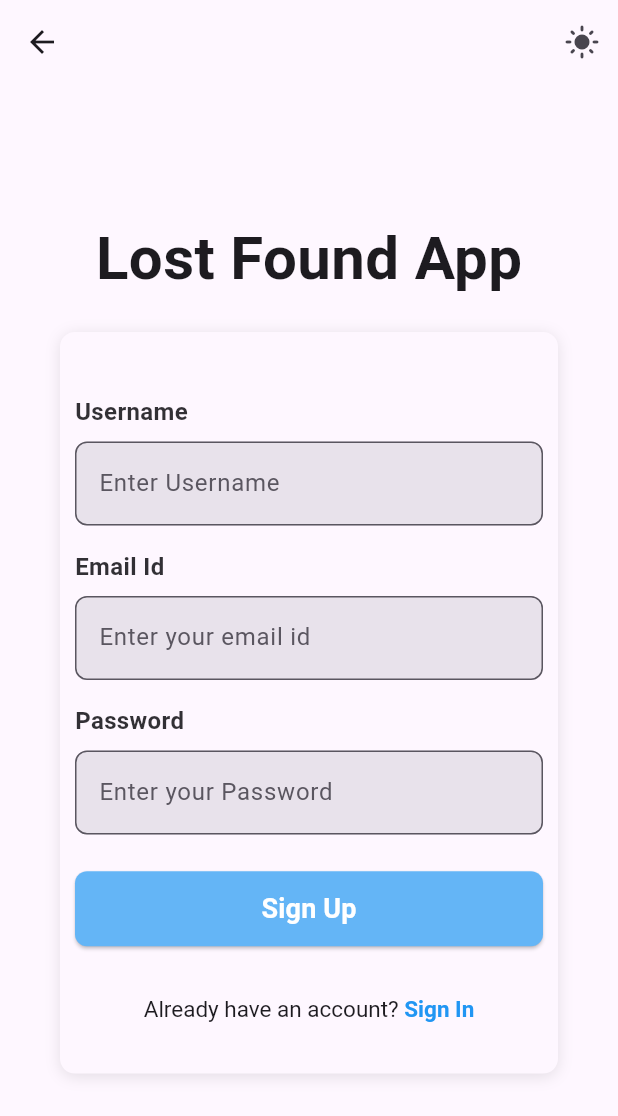
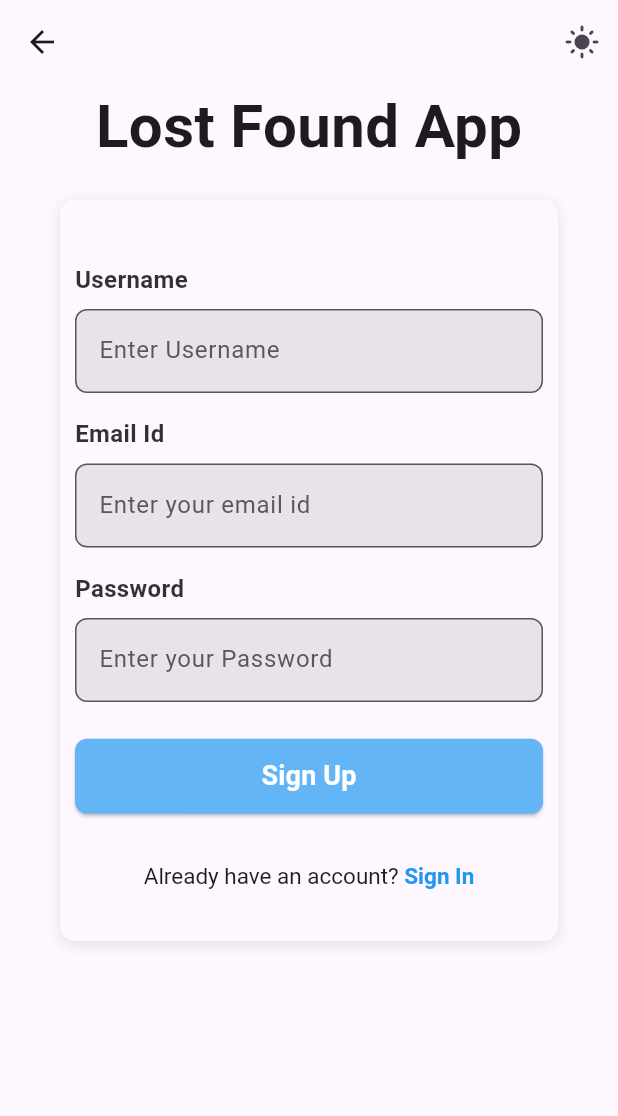
Before and after one commit to joesaniya/report_lost_APp, a Flutter app: the SignUpView screen opened by its route, on a phone screen of 412 x 824 dp. Shown: the top 1116 px of the screen. Run offline on Flutter 3.47's test engine with Material 3 defaults, Android fonts, the phone set to English and light mode, and no system bars; our stand-ins replace image_picker, lottie, shared_preferences; accounts and stored records are empty; project files that could hold a hidden picture were left out.

```diff
--- a/lib/view/signUp_view.dart
+++ b/lib/view/signUp_view.dart
@@ -28,7 +28,8 @@ class SignUpView extends StatelessWidget {
             ),
           ],
         ),
-        body: Column(
+        body: SingleChildScrollView(
+          child: Column(
             mainAxisAlignment: MainAxisAlignment.center,
             crossAxisAlignment: CrossAxisAlignment.center,
             children: [
@@ -40,7 +41,8 @@ class SignUpView extends StatelessWidget {
                     fontWeight: FontWeight.bold),
               ),
               Container(
-              margin: const EdgeInsets.symmetric(horizontal: 40, vertical: 20),
+                margin:
+                    const EdgeInsets.symmetric(horizontal: 40, vertical: 20),
                 padding: const EdgeInsets.symmetric(horizontal: 10),
                 height: MediaQuery.of(context).size.height * 0.6,
                 width: double.infinity,
@@ -65,7 +67,7 @@ class SignUpView extends StatelessWidget {
                         label: 'Username',
                         hintText: 'Enter Username',
                         controller: provider.nameController,
-                      validator: provider.validateEmail,
+                        validator: provider.validateName,
                         inputType: TextInputType.emailAddress,
                         backgroundColor:
                             Theme.of(context).inputDecorationTheme.fillColor,
@@ -88,7 +90,8 @@ class SignUpView extends StatelessWidget {
                         backgroundColor:
                             Theme.of(context).inputDecorationTheme.fillColor,
                       ),
-                    SizedBox(height: MediaQuery.of(context).size.height * 0.02),
+                      SizedBox(
+                          height: MediaQuery.of(context).size.height * 0.02),
                       CustomElevatedButton(
                         width: MediaQuery.of(context).size.width,
                         label: 'Sign Up',
@@ -103,7 +106,8 @@ class SignUpView extends StatelessWidget {
                           color: Colors.white,
                         ),
                       ),
-                    SizedBox(height: MediaQuery.of(context).size.height * 0.04),
+                      SizedBox(
+                          height: MediaQuery.of(context).size.height * 0.04),
                       RichText(
                         text: TextSpan(
                           text: 'Already have an account?',
@@ -120,7 +124,7 @@ class SignUpView extends StatelessWidget {
                                   color: Colors.blue),
                               recognizer: TapGestureRecognizer()
                                 ..onTap = () {
-                                Navigator.push(
+                                  /*     Navigator.push(
                                     context,
                                     PageRouteBuilder(
                                       pageBuilder: (context, animation,
@@ -144,6 +148,7 @@ class SignUpView extends StatelessWidget {
                                       },
                                     ),
                                   );
+                             */
                                 },
                             ),
                           ],
@@ -155,6 +160,7 @@ class SignUpView extends StatelessWidget {
               ),
             ],
           ),
+        ),
       );
     });
   }
```
Also changed, not shown: 1 other file. Lines whose indentation alone changed are shown as unchanged.
